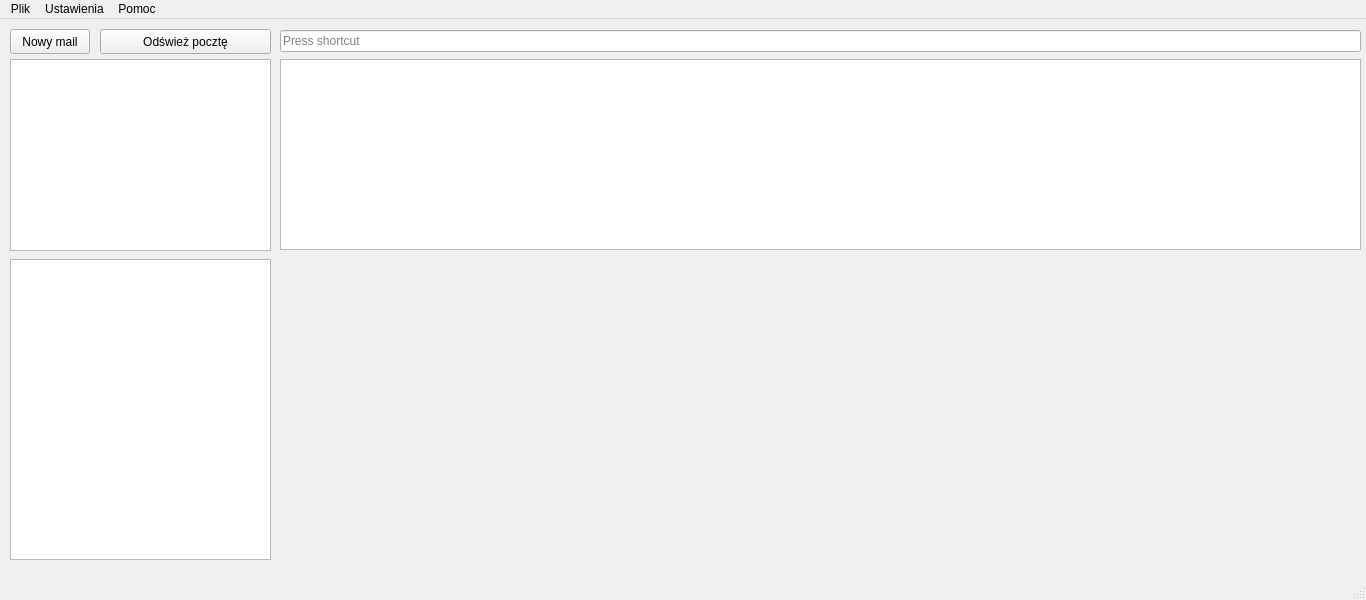
The window that mainwindow.ui (karol50709/QT_Mail_app) describes before a commit, drawn with Qt 5.
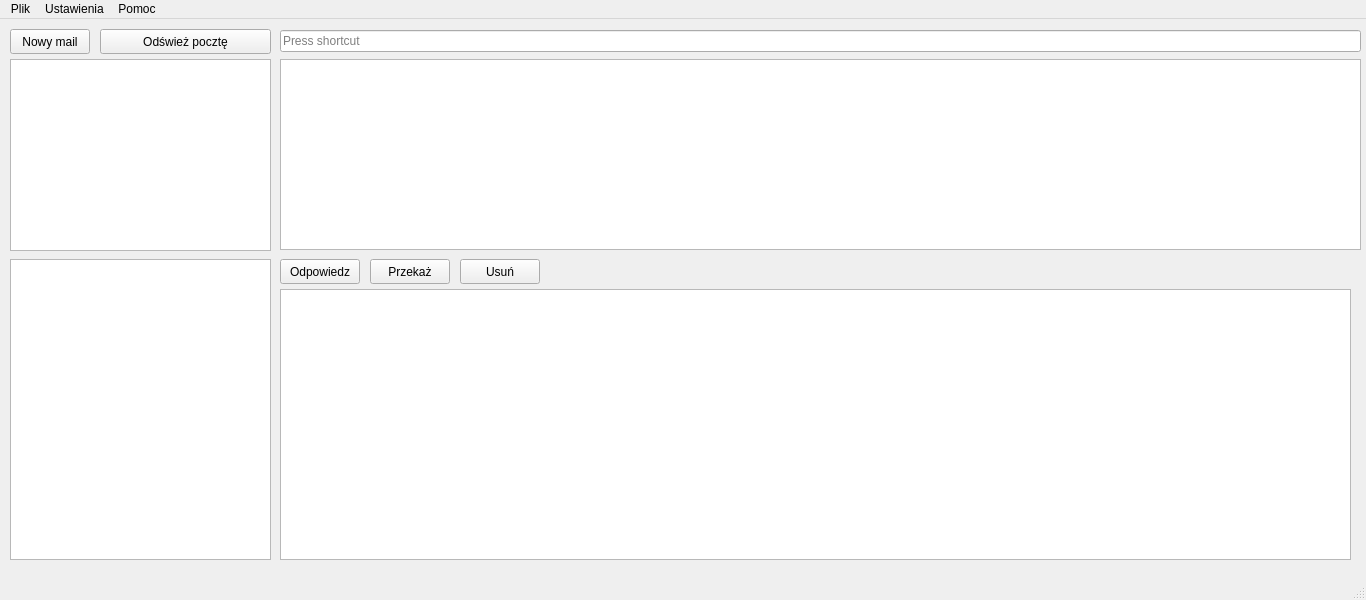
The same window after the commit.

Commit message: add wiadomosc class

The edit to the form file:
```diff
--- a/mainwindow.ui
+++ b/mainwindow.ui
@@ -98,6 +98,55 @@
      </rect>
     </property>
    </widget>
+   <widget class="QTextBrowser" name="textBrowser">
+    <property name="geometry">
+     <rect>
+      <x>280</x>
+      <y>270</y>
+      <width>1071</width>
+      <height>271</height>
+     </rect>
+    </property>
+   </widget>
+   <widget class="QPushButton" name="pushButton_3">
+    <property name="geometry">
+     <rect>
+      <x>280</x>
+      <y>240</y>
+      <width>80</width>
+      <height>25</height>
+     </rect>
+    </property>
+    <property name="text">
+     <string>Odpowiedz</string>
+    </property>
+   </widget>
+   <widget class="QPushButton" name="pushButton_4">
+    <property name="geometry">
+     <rect>
+      <x>370</x>
+      <y>240</y>
+      <width>80</width>
+      <height>25</height>
+     </rect>
+    </property>
+    <property name="text">
+     <string>Przekaż</string>
+    </property>
+   </widget>
+   <widget class="QPushButton" name="pushButton_5">
+    <property name="geometry">
+     <rect>
+      <x>460</x>
+      <y>240</y>
+      <width>80</width>
+      <height>25</height>
+     </rect>
+    </property>
+    <property name="text">
+     <string>Usuń</string>
+    </property>
+   </widget>
   </widget>
   <widget class="QMenuBar" name="menubar">
    <property name="geometry">
```
The commit also changes 6 other files.
